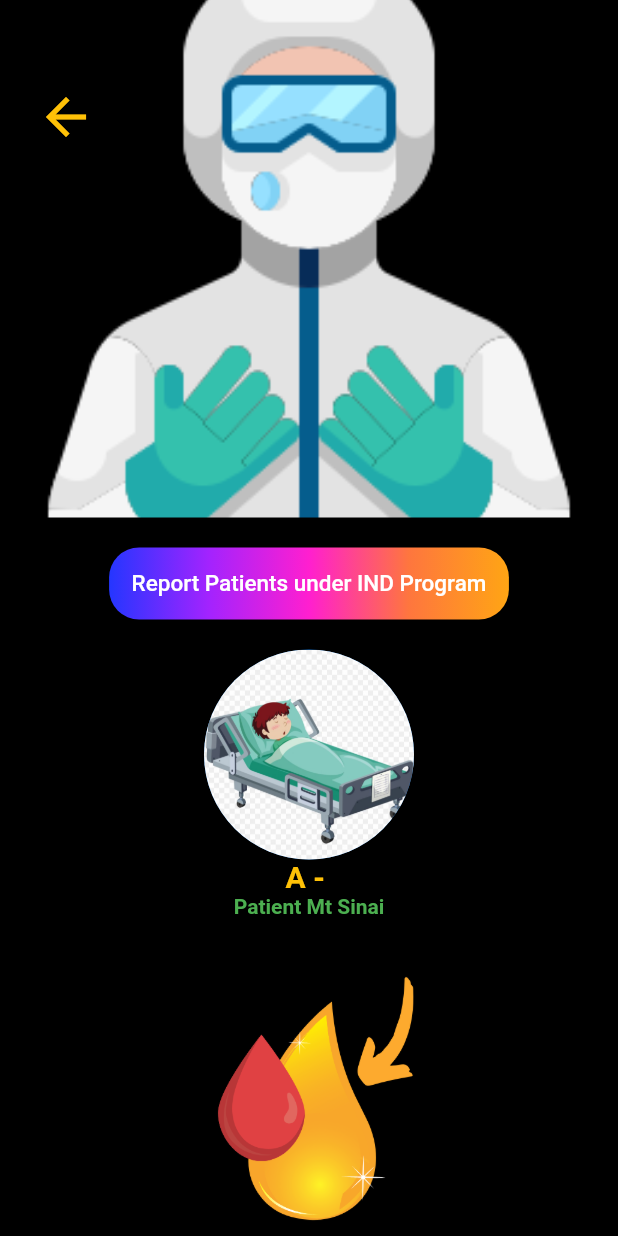
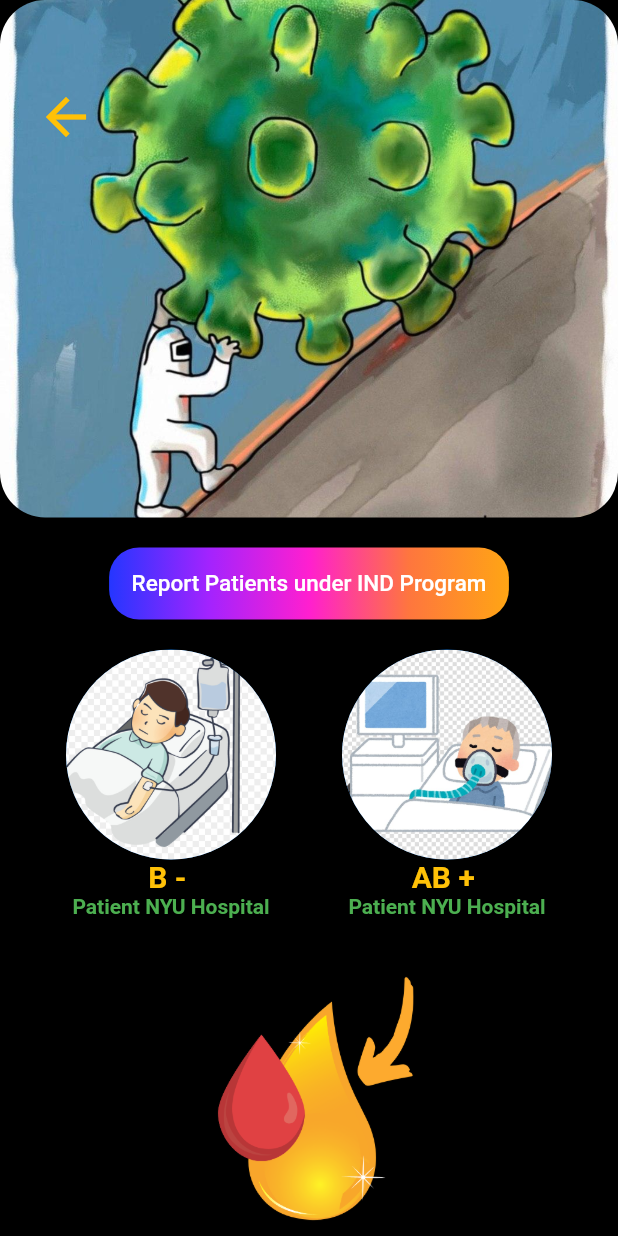
Before and after one commit to itsencrypted/dplasma, a Flutter app: the DoctorActionScreen screen opened by its route, on a phone screen of 412 x 824 dp. Run offline on Flutter 3.47's test engine with Material 2 defaults, Android fonts, the phone set to English and light mode, and no system bars; our stand-ins replace animated_text_kit, awesome_dialog, dio, flutter_masked_text, font_awesome_flutter, geolocator and 5 more; missing offline and left inert: geolocation, web3dart; accounts and stored records are empty.

Commit message:
DoctorActionScreen done (1 screen for DoctorNYU, 1 screen for DoctorMtSinai), need to load them depending on which doctor logged in

```diff
--- a/lib/main.dart
+++ b/lib/main.dart
@@ -27,11 +27,12 @@ class DPlasma extends StatelessWidget {
   @override
   Widget build(BuildContext context) {
     return MaterialApp (
-      initialRoute: WelcomeScreen.id,
+//      initialRoute: WelcomeScreen.id,
       // initialRoute: AnimationsExamples.id,
 //       initialRoute: MapBloodBanksScreen.id,
       // initialRoute: HematologistSignUpScreen.id,
 //      initialRoute: BloodBankActionScreen.id,
+      initialRoute: DoctorActionScreen.id,
       debugShowCheckedModeBanner: false,
       routes: {
         WelcomeScreen.id: (context) => WelcomeScreen(),
--- a/lib/screens/action_doctor_screen.dart
+++ b/lib/screens/action_doctor_screen.dart
@@ -1,6 +1,7 @@
 import 'package:dplasma/components/dharma_button.dart';
 import 'package:dplasma/models/registration_form.dart';
 import 'package:flutter/material.dart';
+import 'package:dplasma/models/doctor.dart';
 
 class DoctorActionScreen extends StatefulWidget {
   static const String id = 'doctorAction_screen';
@@ -12,6 +13,10 @@ class DoctorActionScreen extends StatefulWidget {
 class _DoctorActionScreenState extends State<DoctorActionScreen> {
   @override
   Widget build(BuildContext context) {
+
+    //TODO: Bruno - Depends on who is logged in Return MtSinaiDoctorScreen or
+    // NYUDoctorScreen - take a look at models/doctor.dart
+
     return Scaffold(
       backgroundColor: Colors.black,
       body: SingleChildScrollView(
@@ -19,7 +24,7 @@ class _DoctorActionScreenState extends State<DoctorActionScreen> {
           mainAxisAlignment: MainAxisAlignment.spaceEvenly,
           children: <Widget>[
             PersonaActionAvatar(
-              personaImage: ('assets/images/doctorMtSinai.png'),
+              personaImage: ('assets/images/doctorNYU.jpg'),
               onPressed: (){Navigator.pop(context);},
             ),
             SizedBox(
@@ -33,13 +38,28 @@ class _DoctorActionScreenState extends State<DoctorActionScreen> {
                 Column(
                   children: <Widget>[
                     CircleAvatar(backgroundImage:
-                    AssetImage('assets/images/patient3.jpg'), radius:
+                    AssetImage('assets/images/patient1.jpg'), radius:
                     70,),
-                    Text( 'A - ', style: TextStyle
+                    Text( 'B - ', style: TextStyle
                       (fontWeight:
                     FontWeight
                         .bold, fontSize: 20, color: Colors.amber),),
-                    Text( 'Patient Mt Sinai', style: TextStyle
+                    Text( 'Patient NYU Hospital', style: TextStyle
+                      (fontWeight:
+                    FontWeight
+                        .bold, fontSize: 14, color: Colors.green),)
+                  ],
+                ),
+                Column(
+                  children: <Widget>[
+                    CircleAvatar(backgroundImage:
+                    AssetImage('assets/images/patient2.jpg'), radius:
+                    70,),
+                    Text( 'AB + ', style: TextStyle
+                      (fontWeight:
+                    FontWeight
+                        .bold, fontSize: 20, color: Colors.amber),),
+                    Text( 'Patient NYU Hospital', style: TextStyle
                       (fontWeight:
                     FontWeight
                         .bold, fontSize: 14, color: Colors.green),)
@@ -51,7 +71,7 @@ class _DoctorActionScreenState extends State<DoctorActionScreen> {
             Column(
               children: <Widget>[
                 Image.asset('assets/images/icon-patient.png', height: 200,),
-                Text( 'Request 300 ml Convalescent Plasma', style: TextStyle
+                Text( 'Request 2 x 300 ml Convalescent Plasma', style: TextStyle
                   (fontWeight: FontWeight
                     .bold, fontSize: 20, color: Colors.amber),),
               ],
@@ -62,5 +82,6 @@ class _DoctorActionScreenState extends State<DoctorActionScreen> {
         ),
       ),
     );
+
   }
 }
```
Also changed, not shown: lib/models/doctor.dart (+128 -0 lines).
